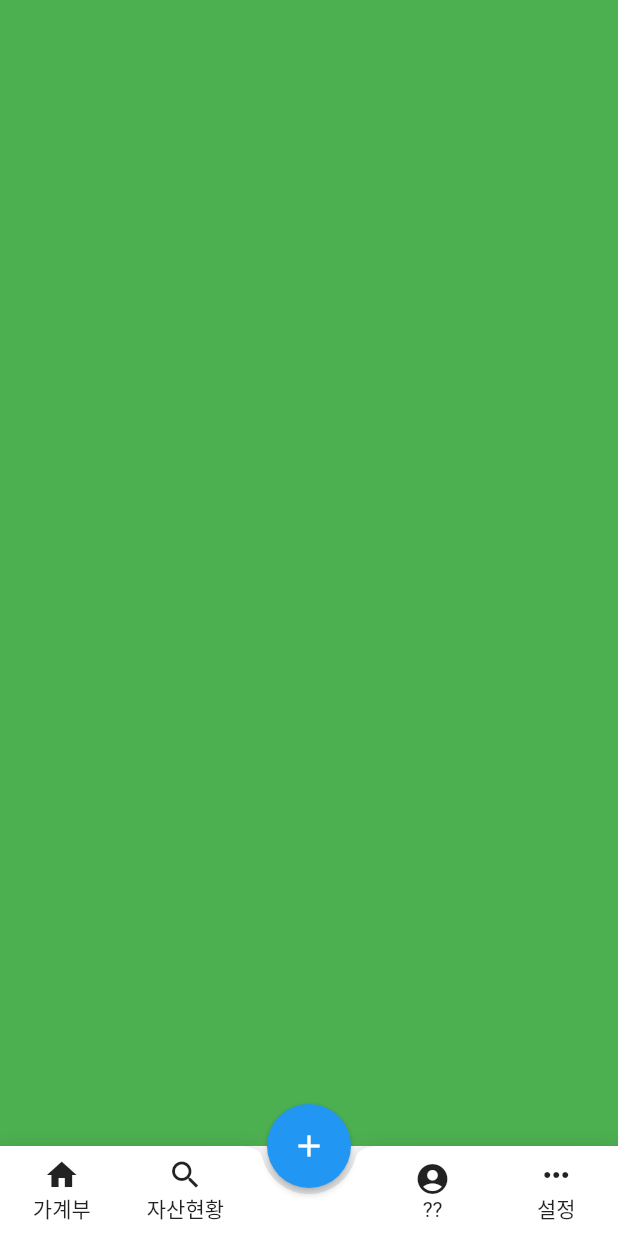
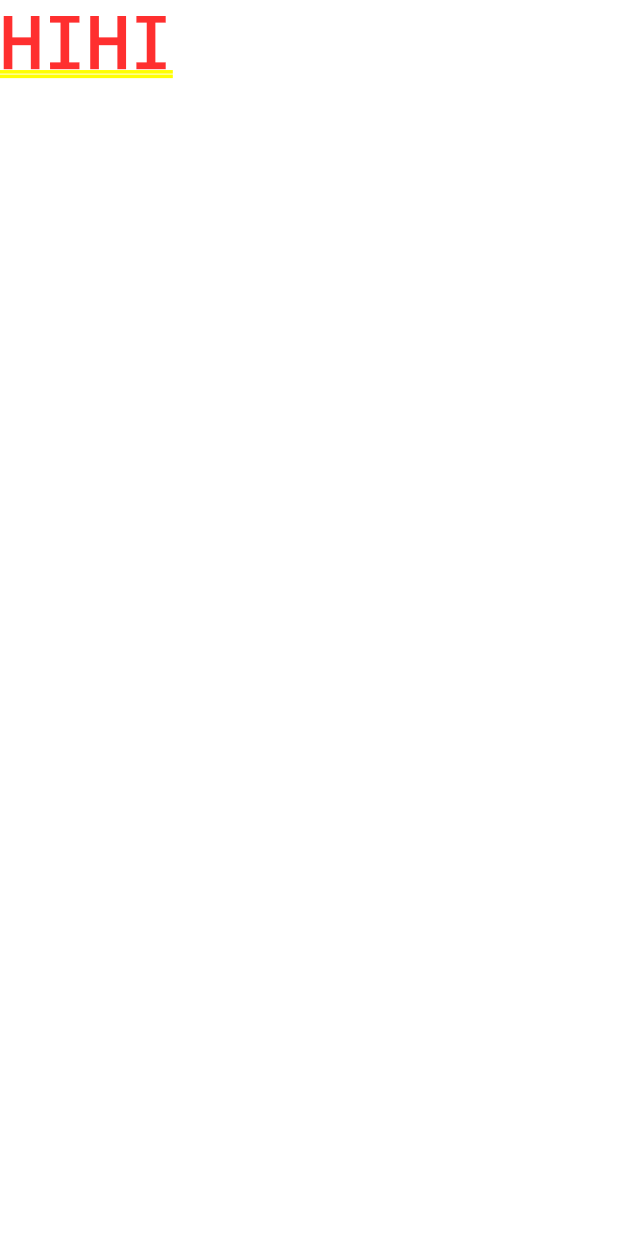
Before and after one commit to hyuntae0117/accounting_book, a Flutter app: the screen it shows after launch, item 3 of the bottom bar chosen, after a tap on the "add" icon, on a phone screen of 412 x 824 dp. Run offline on Flutter 3.47's test engine with Material 2 defaults, Android fonts, the phone set to English and light mode, and no system bars; our stand-ins replace expandable, flutter_svg; Roboto replaces fonts that are missing (SpoqaHanSans).

Commit message:
modified: font path

```diff
--- a/lib/view/page/accounting_page.dart
+++ b/lib/view/page/accounting_page.dart
@@ -167,7 +167,7 @@ class _AccountingPageState extends State<AccountingPage>
                         width: 8,
                       ),
                       SvgPicture.asset(
-                        'images/arrow_down.svg',
+                        'assets/images/arrow_down.svg',
                         semanticsLabel: 'btn-indicator',
                       )
                     ],
@@ -209,24 +209,24 @@ class _AccountingPageState extends State<AccountingPage>
                 ),
               ),
             ),
-            Padding(
-              padding: const EdgeInsets.fromLTRB(24, 0, 24, 0),
-              child: DailyExpenditureView(),
-            ),
-            ExpandableTheme(
-              data: const ExpandableThemeData(
-                iconColor: Colors.blue,
-                useInkWell: true,
-              ),
-              child: ListView(
-                physics: const BouncingScrollPhysics(),
-                children: <Widget>[
-                  Text("hihi"),
-                  Text("hihi"),
-                  Text("hihi"),
-                ],
-              ),
-            )
+            // Padding(
+            //   padding: const EdgeInsets.fromLTRB(24, 0, 24, 0),
+            //   child: DailyExpenditureView(),
+            // ),
+            // ExpandableTheme(
+            //   data: const ExpandableThemeData(
+            //     iconColor: Colors.blue,
+            //     useInkWell: true,
+            //   ),
+            //   child: ListView(
+            //     physics: const BouncingScrollPhysics(),
+            //     children: <Widget>[
+            //       Text("hihi"),
+            //       Text("hihi"),
+            //       Text("hihi"),
+            //     ],
+            //   ),
+            // )
           ],
         ),
       ),
--- /dev/null
+++ b/lib/view/page/expenditure_register_page.dart
@@ -0,0 +1,10 @@
+import 'package:flutter/widgets.dart';
+
+class ExpenditureRegisterPage extends StatelessWidget {
+  @override
+  Widget build(BuildContext context) {
+    return Container(
+      child: Text("HIHI"),
+    );
+  }
+}
--- a/lib/view/page/main_page.dart
+++ b/lib/view/page/main_page.dart
@@ -1,6 +1,8 @@
 import 'package:accounting_book/view/module/fab_bottom_app_bar_item.dart';
 import 'package:accounting_book/view/page/accounting_page.dart';
 import 'package:accounting_book/view/page/etc_page.dart';
+import 'package:accounting_book/view/page/expenditure_register_page.dart';
+import 'package:flutter/cupertino.dart';
 import 'package:flutter/material.dart';
 import 'package:flutter/widgets.dart';
 
@@ -49,7 +51,14 @@ class _MainPageState extends State<MainPage>
         child: Scaffold(
           body: SafeArea(child: pageView),
           floatingActionButton: FloatingActionButton(
-            onPressed: () {},
+            onPressed: () {
+              Navigator.of(context).push(
+                CupertinoPageRoute(
+                  fullscreenDialog: true,
+                  builder: (context) => ExpenditureRegisterPage(),
+                ),
+              );
+            },
             child: Icon(Icons.add),
             elevation: 2.0,
           ),
--- a/pubspec.yaml
+++ b/pubspec.yaml
@@ -66,10 +66,10 @@ flutter:
   fonts:
     - family: SpoqaHanSans
       fonts:
-        - asset: asset/font/SpoqaHanSans/SpoqaHanSansNeo-Regular.ttf
-        - asset: asset/font/SpoqaHanSans/SpoqaHanSansNeo-Bold.ttf
+        - asset: assets/font/SpoqaHanSans/SpoqaHanSansNeo-Regular.ttf
+        - asset: assets/font/SpoqaHanSans/SpoqaHanSansNeo-Bold.ttf
           weight: 700
-        - asset: asset/font/SpoqaHanSans/SpoqaHanSansNeo-Light.ttf
+        - asset: assets/font/SpoqaHanSans/SpoqaHanSansNeo-Light.ttf
           weight: 300
 
   #   - family: Schyler
```
Also changed, not shown: assets/font/SpoqaHanSans/LICENSE_OFL.txt (renamed from asset/font/SpoqaHanSans/LICENSE_OFL.txt), assets/images/x_basic.svg (added), 7 other files.
